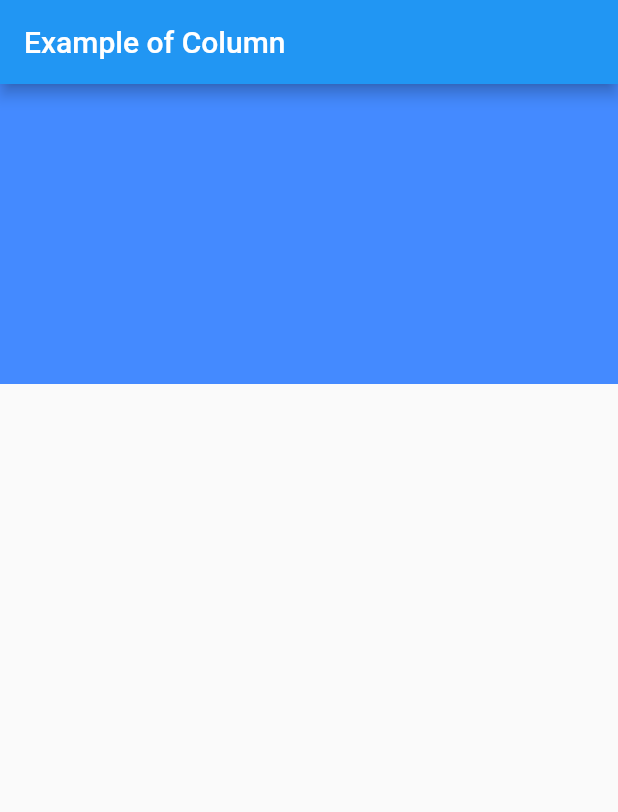
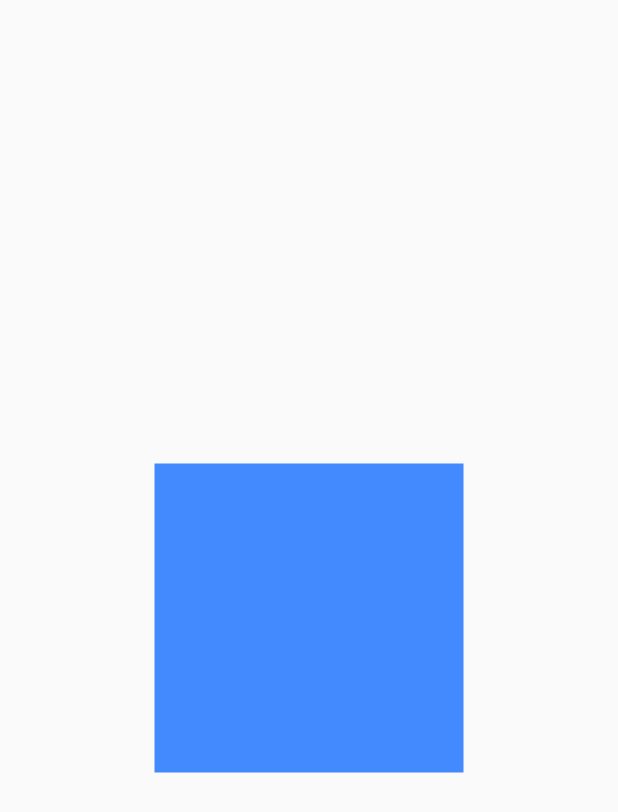
Before and after one commit to ahmedhossain29/FlutterBasicWidget, a Flutter app: the screen it shows after launch, on a phone screen of 412 x 824 dp. Shown: the top 812 px of the screen. Run offline on Flutter 3.47's test engine with Material 2 defaults, Android fonts, the phone set to English and light mode, and no system bars.

Commit message:
Media Query for Responsive Design

```diff
--- a/lib/main.dart
+++ b/lib/main.dart
@@ -3,9 +3,10 @@ import 'package:flutter_application_1/appBar_textWidget.dart';
 import 'package:flutter_application_1/column_Row.dart';
 import 'package:flutter_application_1/containerWidget.dart';
 import 'package:flutter_application_1/listview_scrollview.dart';
+import 'package:flutter_application_1/mediaQueryWidget.dart';
 import 'package:flutter_application_1/safearea.dart';
 import 'package:flutter_application_1/statelesswidget.dart';
 
 void main() {
-  runApp(listView());
+  runApp(MediaQueryWidget());
 }
--- /dev/null
+++ b/lib/mediaQueryWidget.dart
@@ -0,0 +1,34 @@
+import 'package:flutter/material.dart';
+
+class MediaQueryWidget extends StatelessWidget {
+  const MediaQueryWidget({Key? key}) : super(key: key);
+
+  @override
+  Widget build(BuildContext context) {
+    return MaterialApp(
+      home: HomePage(),
+    );
+  }
+}
+
+class HomePage extends StatelessWidget {
+  const HomePage({Key? key}) : super(key: key);
+
+  @override
+  Widget build(BuildContext context) {
+    var screenheight = MediaQuery.of(context).size.height;
+    var containerheight = screenheight / 4;
+
+    return SafeArea(
+      child: Scaffold(
+        body: Center(
+          child: Container(
+            height: containerheight,
+            width: MediaQuery.of(context).size.width / 2,
+            color: Colors.blueAccent,
+          ),
+        ),
+      ),
+    );
+  }
+}
```
